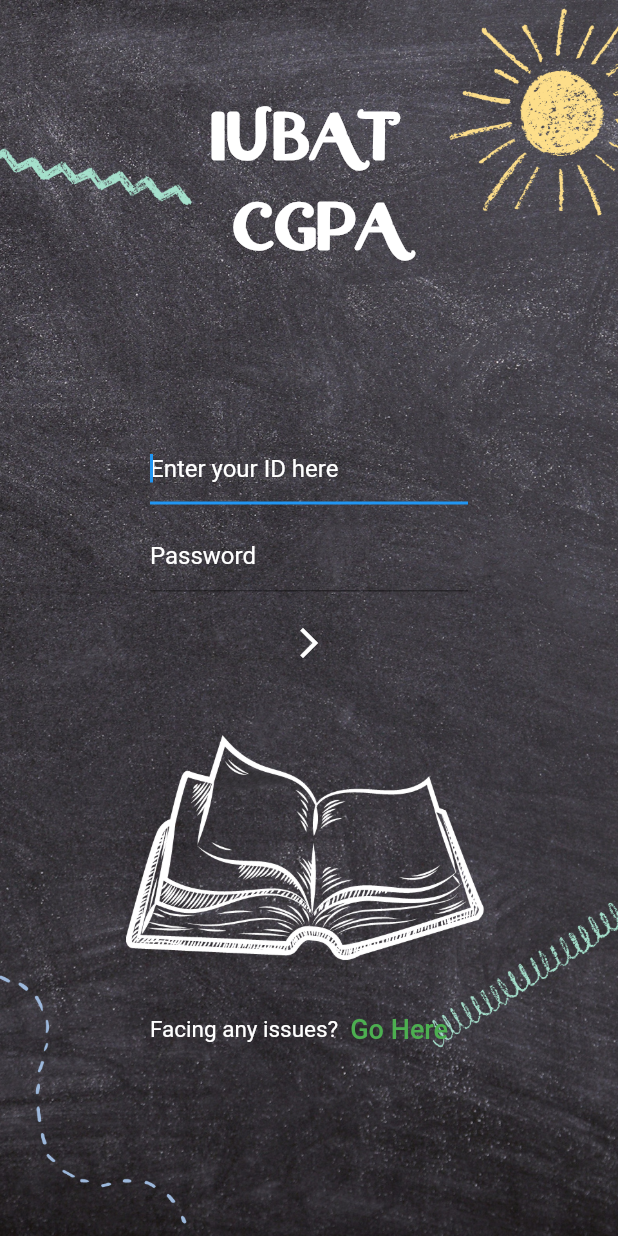
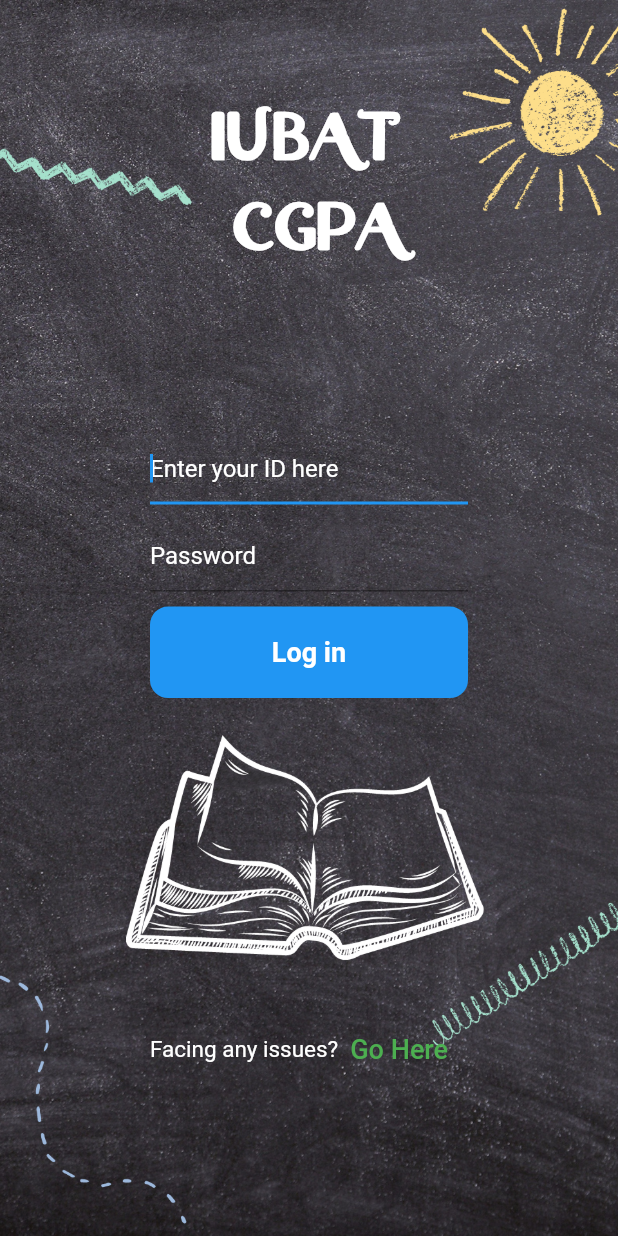
Before and after one commit to EftiarHKhan/IUBAT-CGPA-application, a Flutter app: the screen it shows after launch, after a tap on "Enter your ID here", on a phone screen of 412 x 824 dp. Run offline on Flutter 3.47's test engine with Material 2 defaults, Android fonts, the light colour scheme and no system bars; our stand-ins replace firebase_auth, firebase_core, percent_indicator; accounts and stored records are empty; Roboto replaces fonts that are missing (lato).

Commit message:
login page

```diff
--- /dev/null
+++ b/lib/backend/auth_page.dart
@@ -0,0 +1,26 @@
+import 'package:firebase_auth/firebase_auth.dart';
+import 'package:flutter/material.dart';
+import 'package:iubat_cgpa/screens/login_screen.dart';
+import 'package:iubat_cgpa/screens/main_page.dart';
+
+class AuthPage extends StatelessWidget {
+  static String routeName = 'AuthPage';
+
+  const AuthPage({super.key});
+
+  @override
+  Widget build(BuildContext context) {
+    return Scaffold(
+      body: StreamBuilder<User?>(
+        stream: FirebaseAuth.instance.authStateChanges(),
+        builder: (context, snapshot) {
+          if (snapshot.hasData) {
+            return const MainPage();
+          } else {
+            return const LoginScreen();
+          }
+        },
+      ),
+    );
+  }
+}
--- a/lib/main.dart
+++ b/lib/main.dart
@@ -1,10 +1,12 @@
-
+import 'package:firebase_core/firebase_core.dart';
 import 'package:flutter/material.dart';
+import 'package:iubat_cgpa/backend/auth_page.dart';
 import 'package:iubat_cgpa/routes.dart';
 
-import 'package:iubat_cgpa/screens/login_screen.dart';
+void main() async {
+  WidgetsFlutterBinding.ensureInitialized();
+  await Firebase.initializeApp();
 
-void main() {
   runApp(MaterialApp(
     debugShowCheckedModeBanner: false,
     // initialRoute: 'login_screen',
@@ -14,8 +16,7 @@
 
     // home: const RootPage(),
 
-    initialRoute: LoginScreen.routeName,
+    initialRoute: AuthPage.routeName,
     routes: routes,
-
   ));
 }
--- a/lib/screens/home_page.dart
+++ b/lib/screens/home_page.dart
@@ -1,3 +1,5 @@
+import 'package:firebase_auth/firebase_auth.dart';
+import 'package:firebase_core/firebase_core.dart';
 import 'package:flutter/material.dart';
 import 'package:percent_indicator/circular_percent_indicator.dart';
 
@@ -11,6 +13,8 @@
 }
 
 class _HomePageState extends State<HomePage> {
+  // double per = 3.75;
+  // double cgpa = 0.25 * per;
   @override
   Widget build(BuildContext context) {
     return Container(
@@ -60,7 +64,7 @@
                   ),
                   Text(
                     'CGPA',
-                    style: TextStyle(fontSize: 20, color: Colors.white),
+                    style: TextStyle(fontSize: 18, color: Colors.white),
                   ),
                   Text(
                     '3.65',
--- a/lib/screens/login_screen.dart
+++ b/lib/screens/login_screen.dart
@@ -1,5 +1,5 @@
+import 'package:firebase_auth/firebase_auth.dart';
 import 'package:flutter/material.dart';
-import 'package:iubat_cgpa/screens/main_page.dart';
 
 class LoginScreen extends StatefulWidget {
   static String routeName = 'LoginScreen';
@@ -11,6 +11,24 @@
 }
 
 class _LoginScreenState extends State<LoginScreen> {
+  // text controllers
+  final _emailController = TextEditingController();
+  final _passwordController = TextEditingController();
+
+  Future signIn() async {
+    await FirebaseAuth.instance.signInWithEmailAndPassword(
+      email: _emailController.text.trim(),
+      password: _passwordController.text.trim(),
+    );
+  }
+
+  @override
+  void dispose() {
+    _emailController.dispose();
+    _passwordController.dispose();
+    super.dispose();
+  }
+
   @override
   Widget build(BuildContext context) {
     return Container(
@@ -47,8 +65,9 @@
                       onTap: () {
                         FocusScope.of(context).unfocus();
                       },
-                      child: const TextField(
-                        decoration: InputDecoration(
+                      child: TextField(
+                        controller: _emailController,
+                        decoration: const InputDecoration(
                           hintText: 'Enter your ID here',
                           hintStyle: TextStyle(color: Colors.white),
                           // border: UnderlineInputBorder(
@@ -64,9 +83,10 @@
                       onTap: () {
                         FocusScope.of(context).unfocus();
                       },
-                      child: const TextField(
+                      child: TextField(
+                        controller: _passwordController,
                         obscureText: true,
-                        decoration: InputDecoration(
+                        decoration: const InputDecoration(
                           hintText: 'Password',
                           hintStyle: TextStyle(color: Colors.white),
                           // errorText: 'Wrong password',
@@ -77,21 +97,40 @@
                       height: 10,
                     ),
                     GestureDetector(
-                      child: Row(
-                        mainAxisAlignment: MainAxisAlignment.center,
-                        children: [
-                          IconButton(
-                            onPressed: () {
-                              Navigator.of(context).push(
-                                MaterialPageRoute(builder: (context) {
-                                  return const MainPage();
-                                }),
-                              );
-                            },
-                            icon: const Icon(Icons.arrow_forward_ios),
-                            color: Colors.white,
+                      // child: Row(
+                      //   mainAxisAlignment: MainAxisAlignment.center,
+                      //   children: [
+                      //     IconButton(
+                      //       onPressed: () {
+                      //         Navigator.of(context).push(
+                      //           MaterialPageRoute(builder: (context) {
+                      //             return const MainPage();
+                      //           }),
+                      //         );
+                      //       },
+                      //       icon: const Icon(Icons.arrow_forward_ios),
+                      //       color: Colors.white,
+                      //     ),
+                      //   ],
+                      // ),
+                      onTap: signIn,
+                      child: Container(
+                        padding: const EdgeInsets.all(20),
+                        decoration: BoxDecoration(
+                          color: Colors.blue,
+                          borderRadius: BorderRadius.circular(12),
+                        ),
+                        child: const Center(
+                          child: Text(
+                            'Log in',
+                            style: TextStyle(
+                              color: Colors.white,
+                              fontFamily: 'lato',
+                              fontSize: 18,
+                              fontWeight: FontWeight.bold,
+                            ),
                           ),
-                        ],
+                        ),
                       ),
                     ),
                     const SizedBox(
--- a/pubspec.yaml
+++ b/pubspec.yaml
@@ -40,8 +40,9 @@
   # The following adds the Cupertino Icons font to your application.
   # Use with the CupertinoIcons class for iOS style icons.
   cupertino_icons: ^1.0.2
-  firebase_auth: ^3.11.2
-  cloud_firestore: ^3.1.8
+  firebase_auth: ^4.0.1
+  firebase_core: ^2.0.0
+  # cloud_firestore: ^3.1.8
 
 dev_dependencies:
   flutter_test:
```
Also changed, not shown: lib/routes.dart (+7 -8 lines), lib/screens/profile_page.dart (+34 -0 lines), pubspec.lock, 1 other file.
